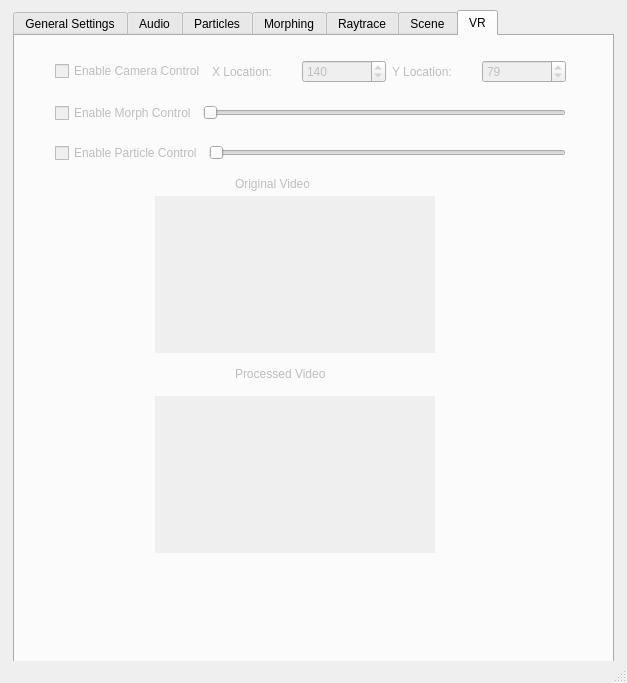
jnsnow/OpenGL, file src/Qt/mainwindow.ui: the form before one commit.
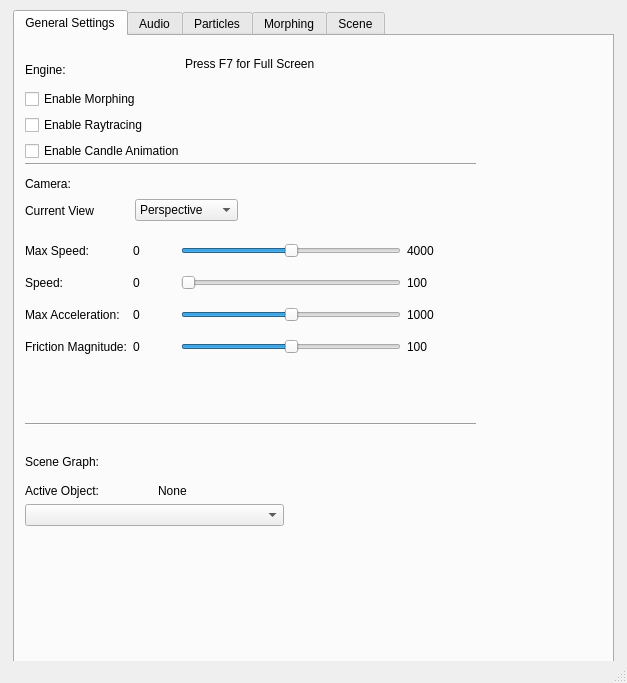
The form after the commit. The open tabs and pages were chosen to show the change.

```diff
--- a/src/Qt/mainwindow.ui
+++ b/src/Qt/mainwindow.ui
@@ -126,13 +126,6 @@
          </property>
         </widget>
        </item>
-       <item>
-        <widget class="QCheckBox" name="vrEnabler">
-         <property name="text">
-          <string>Enable Virtual Reality</string>
-         </property>
-        </widget>
-       </item>
       </layout>
      </widget>
      <widget class="QWidget" name="layoutWidget">
@@ -1517,11 +1510,6 @@
       </property>
      </widget>
     </widget>
-    <widget class="QWidget" name="raytraceTab">
-     <attribute name="title">
-      <string>Raytrace</string>
-     </attribute>
-    </widget>
     <widget class="QWidget" name="sceneTab">
      <attribute name="title">
       <string>Scene</string>
@@ -1577,177 +1565,6 @@
       </property>
      </widget>
     </widget>
-    <widget class="QWidget" name="VRTab">
-     <property name="enabled">
-      <bool>false</bool>
-     </property>
-     <attribute name="title">
-      <string>VR</string>
-     </attribute>
-     <widget class="QWidget" name="verticalLayoutWidget_2">
-      <property name="geometry">
-       <rect>
-        <x>40</x>
-        <y>10</y>
-        <width>511</width>
-        <height>131</height>
-       </rect>
-      </property>
-      <layout class="QVBoxLayout" name="verticalLayout_6">
-       <item>
-        <layout class="QHBoxLayout" name="horizontalLayout">
-         <item>
-          <widget class="QCheckBox" name="VRCameraEnabler">
-           <property name="text">
-            <string>Enable Camera Control</string>
-           </property>
-          </widget>
-         </item>
-         <item>
-          <widget class="QLabel" name="label_11">
-           <property name="text">
-            <string>X Location:</string>
-           </property>
-          </widget>
-         </item>
-         <item>
-          <widget class="QSpinBox" name="VRXLocation">
-           <property name="minimum">
-            <number>0</number>
-           </property>
-           <property name="maximum">
-            <number>280</number>
-           </property>
-           <property name="value">
-            <number>140</number>
-           </property>
-          </widget>
-         </item>
-         <item>
-          <widget class="QLabel" name="label_12">
-           <property name="text">
-            <string>Y Location:</string>
-           </property>
-          </widget>
-         </item>
-         <item>
-          <widget class="QSpinBox" name="VRYLocation">
-           <property name="maximum">
-            <number>157</number>
-           </property>
-           <property name="value">
-            <number>79</number>
-           </property>
-          </widget>
-         </item>
-        </layout>
-       </item>
-       <item>
-        <layout class="QHBoxLayout" name="horizontalLayout_4">
-         <item>
-          <widget class="QCheckBox" name="vrMorphControl">
-           <property name="enabled">
-            <bool>false</bool>
-           </property>
-           <property name="text">
-            <string>Enable Morph Control</string>
-           </property>
-          </widget>
-         </item>
-         <item>
-          <widget class="QSlider" name="vrMorphSlider">
-           <property name="maximum">
-            <number>100</number>
-           </property>
-           <property name="orientation">
-            <enum>Qt::Horizontal</enum>
-           </property>
-          </widget>
-         </item>
-        </layout>
-       </item>
-       <item>
-        <layout class="QHBoxLayout" name="horizontalLayout_6">
-         <item>
-          <widget class="QCheckBox" name="vrParticleControl">
-           <property name="text">
-            <string>Enable Particle Control</string>
-           </property>
-          </widget>
-         </item>
-         <item>
-          <widget class="QSlider" name="vrParticleSlider">
-           <property name="maximum">
-            <number>2000</number>
-           </property>
-           <property name="orientation">
-            <enum>Qt::Horizontal</enum>
-           </property>
-          </widget>
-         </item>
-        </layout>
-       </item>
-      </layout>
-     </widget>
-     <widget class="QLabel" name="lblProcessed">
-      <property name="geometry">
-       <rect>
-        <x>140</x>
-        <y>360</y>
-        <width>280</width>
-        <height>157</height>
-       </rect>
-      </property>
-      <property name="autoFillBackground">
-       <bool>true</bool>
-      </property>
-      <property name="text">
-       <string/>
-      </property>
-     </widget>
-     <widget class="QLabel" name="lblOriginal">
-      <property name="geometry">
-       <rect>
-        <x>140</x>
-        <y>160</y>
-        <width>280</width>
-        <height>157</height>
-       </rect>
-      </property>
-      <property name="autoFillBackground">
-       <bool>true</bool>
-      </property>
-      <property name="text">
-       <string/>
-      </property>
-     </widget>
-     <widget class="QLabel" name="label_9">
-      <property name="geometry">
-       <rect>
-        <x>220</x>
-        <y>140</y>
-        <width>101</width>
-        <height>16</height>
-       </rect>
-      </property>
-      <property name="text">
-       <string>Original Video</string>
-      </property>
-     </widget>
-     <widget class="QLabel" name="label_10">
-      <property name="geometry">
-       <rect>
-        <x>220</x>
-        <y>330</y>
-        <width>111</width>
-        <height>16</height>
-       </rect>
-      </property>
-      <property name="text">
-       <string>Processed Video</string>
-      </property>
-     </widget>
-    </widget>
    </widget>
   </widget>
   <widget class="QMenuBar" name="menubar">
```
